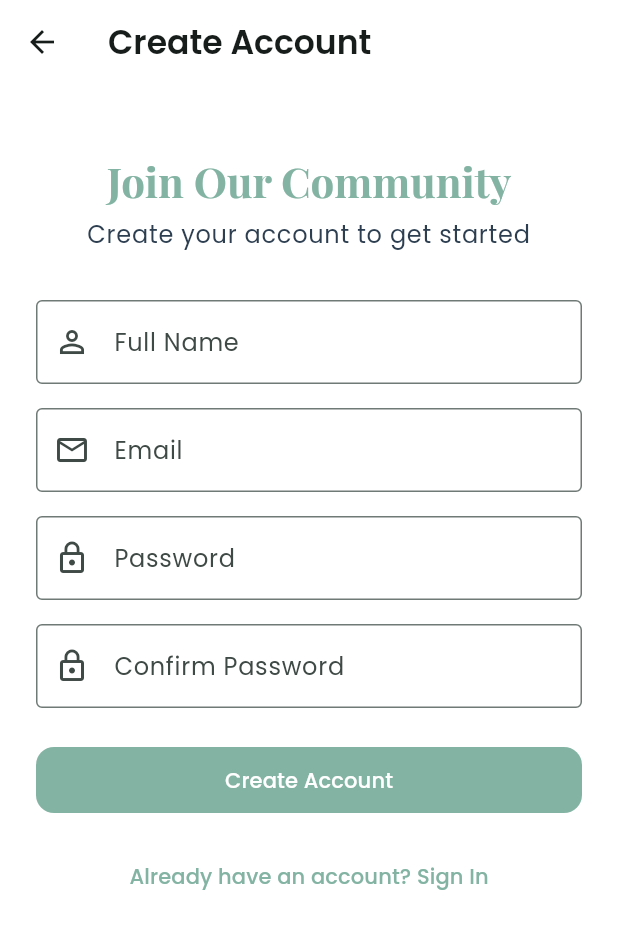
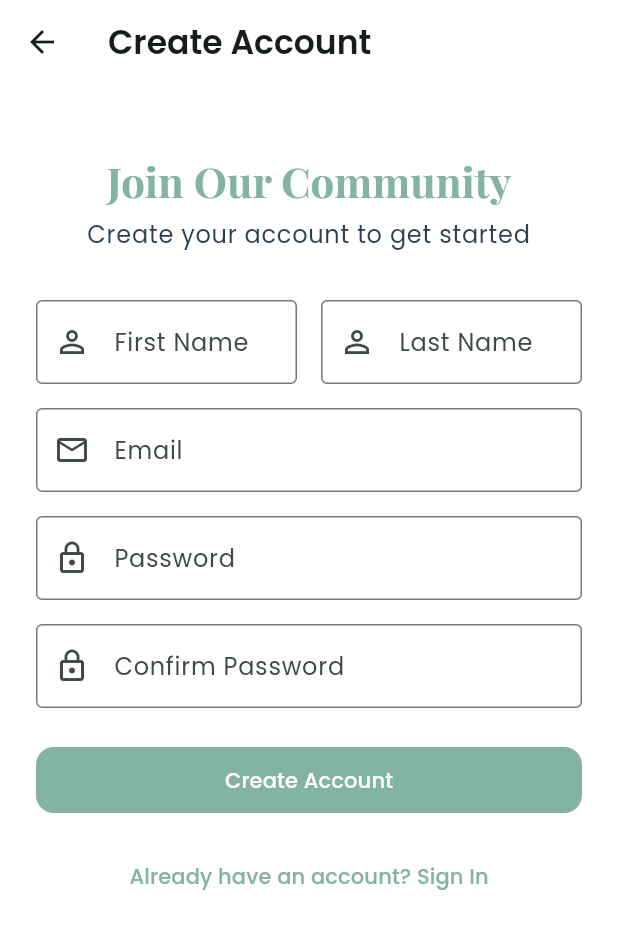
Before and after one commit to HairuiWang96/church-app, a Flutter app: the SignupScreen screen opened directly, on a phone screen of 412 x 824 dp. Shown: the top 929 px of the screen. Run offline on Flutter 3.47's test engine with Material 3 defaults, Android fonts, the light colour scheme and no system bars; our stand-ins replace flutter_animate, google_fonts, shared_preferences, table_calendar; accounts and stored records are empty.

Commit message:
add sign in/signup more

```diff
--- a/lib/views/auth/signup_screen.dart
+++ b/lib/views/auth/signup_screen.dart
@@ -12,7 +12,8 @@ class SignupScreen extends StatefulWidget {
 
 class _SignupScreenState extends State<SignupScreen> {
   final _formKey = GlobalKey<FormState>();
-  final _nameController = TextEditingController();
+  final _firstNameController = TextEditingController();
+  final _lastNameController = TextEditingController();
   final _emailController = TextEditingController();
   final _passwordController = TextEditingController();
   final _confirmPasswordController = TextEditingController();
@@ -20,7 +21,8 @@ class _SignupScreenState extends State<SignupScreen> {
 
   @override
   void dispose() {
-    _nameController.dispose();
+    _firstNameController.dispose();
+    _lastNameController.dispose();
     _emailController.dispose();
     _passwordController.dispose();
     _confirmPasswordController.dispose();
@@ -32,7 +34,8 @@ class _SignupScreenState extends State<SignupScreen> {
       setState(() => _isLoading = true);
       try {
         await context.read<AuthService>().signUp(
-              name: _nameController.text.trim(),
+              firstName: _firstNameController.text.trim(),
+              lastName: _lastNameController.text.trim(),
               email: _emailController.text.trim(),
               password: _passwordController.text,
             );
@@ -77,19 +80,42 @@ class _SignupScreenState extends State<SignupScreen> {
                   textAlign: TextAlign.center,
                 ),
                 const SizedBox(height: 32),
-                TextFormField(
-                  controller: _nameController,
+                Row(
+                  children: [
+                    Expanded(
+                      child: TextFormField(
+                        controller: _firstNameController,
                         decoration: const InputDecoration(
-                    labelText: 'Full Name',
+                          labelText: 'First Name',
                           border: OutlineInputBorder(),
                           prefixIcon: Icon(Icons.person_outline),
                         ),
                         validator: (value) {
                           if (value == null || value.isEmpty) {
-                      return 'Please enter your name';
+                            return 'Please enter your first name';
                           }
                           return null;
                         },
+                      ),
+                    ),
+                    const SizedBox(width: 16),
+                    Expanded(
+                      child: TextFormField(
+                        controller: _lastNameController,
+                        decoration: const InputDecoration(
+                          labelText: 'Last Name',
+                          border: OutlineInputBorder(),
+                          prefixIcon: Icon(Icons.person_outline),
+                        ),
+                        validator: (value) {
+                          if (value == null || value.isEmpty) {
+                            return 'Please enter your last name';
+                          }
+                          return null;
+                        },
+                      ),
+                    ),
+                  ],
                 ),
                 const SizedBox(height: 16),
                 TextFormField(
--- a/lib/views/more_screen.dart
+++ b/lib/views/more_screen.dart
@@ -35,7 +35,7 @@ class MoreScreen extends StatelessWidget {
               leading: const CircleAvatar(
                 child: Icon(Icons.person_outline),
               ),
-              title: Text(authService.userName ?? 'User'),
+              title: Text(authService.fullName ?? 'User'),
               subtitle: Text(authService.userEmail ?? ''),
             ),
             const Divider(),
--- a/pubspec.yaml
+++ b/pubspec.yaml
@@ -45,6 +45,7 @@ dependencies:
     shimmer: ^3.0.0
     flutter_animate: ^4.5.0
     provider: ^6.1.1
+    http: ^1.2.0
 
 dev_dependencies:
     flutter_test:
```
Also changed, not shown: lib/services/auth_service.dart (+73 -19 lines), pubspec.lock. Lines whose indentation alone changed are shown as unchanged.
